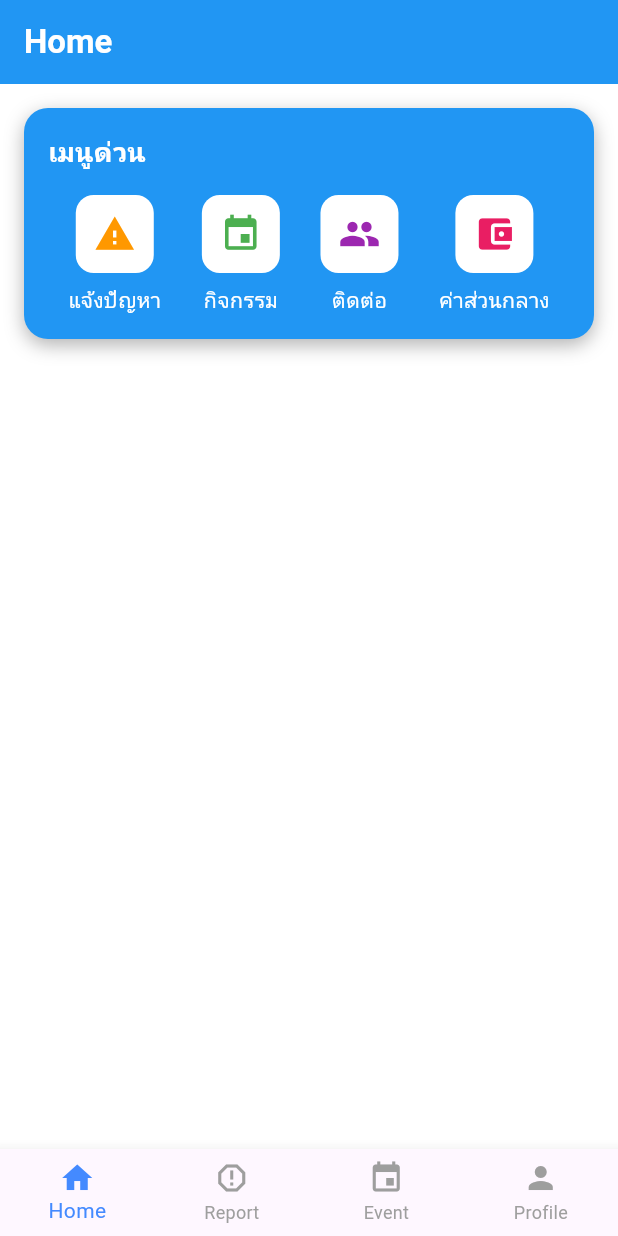
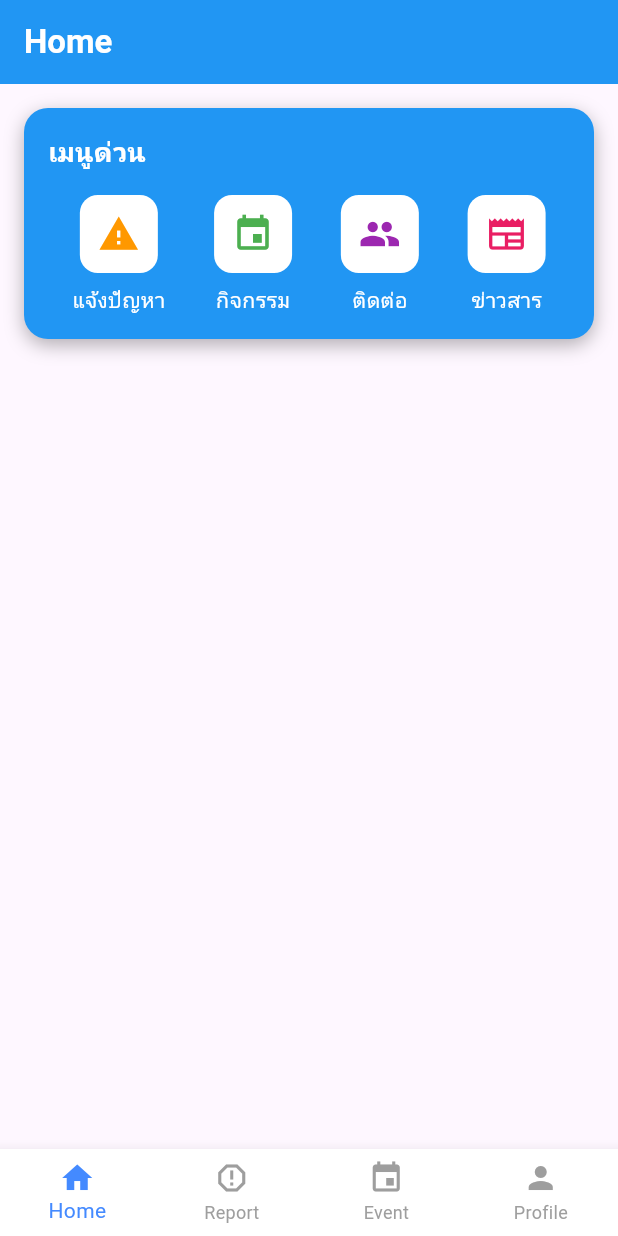
Before and after one commit to FoamNR/flutter-app, a Flutter app: the screen it shows after launch, on a phone screen of 412 x 824 dp. Run offline on Flutter 3.47's test engine with Material 3 defaults, Android fonts, the phone set to English and light mode, and no system bars.

Commit message:
update home page

```diff
--- a/lib/screens/home.dart
+++ b/lib/screens/home.dart
@@ -13,7 +13,7 @@ class _HomePageState extends State<HomePage> {
   @override
   Widget build(BuildContext context) {
     return Scaffold(
-      backgroundColor: Colors.white,
+      //backgroundColor: Colors.white,
       appBar: AppBar(
         title: const Text(
           "Home",
@@ -25,7 +25,7 @@ class _HomePageState extends State<HomePage> {
         currentIndex: 0,
         onTap: (index) {},
       ),
-      body: SafeArea(
+      body: SingleChildScrollView(
         child: Column(
           crossAxisAlignment: CrossAxisAlignment.start,
           children: [
@@ -78,8 +78,8 @@ class _HomePageState extends State<HomePage> {
                         color: Colors.purple,
                       ),
                       QuickAction(
-                        icon: Icons.account_balance_wallet,
-                        label: 'ค่าส่วนกลาง',
+                        icon: Icons.newspaper,
+                        label: 'ข่าวสาร',
                         color: Colors.pink,
                       ),
                     ],
--- a/lib/widgets/navbar_widget.dart
+++ b/lib/widgets/navbar_widget.dart
@@ -16,7 +16,7 @@ class MyNavBar extends StatelessWidget {
       selectedItemColor: Colors.blueAccent,
       unselectedItemColor: Colors.grey,
       showUnselectedLabels: true,
-      //backgroundColor: Colors.,
+      backgroundColor: Colors.white,
       items: [
         BottomNavigationBarItem(icon: Icon(Icons.home), label: 'Home'),
         BottomNavigationBarItem(icon: Icon(Icons.report_gmailerrorred), label: 'Report'),
```
